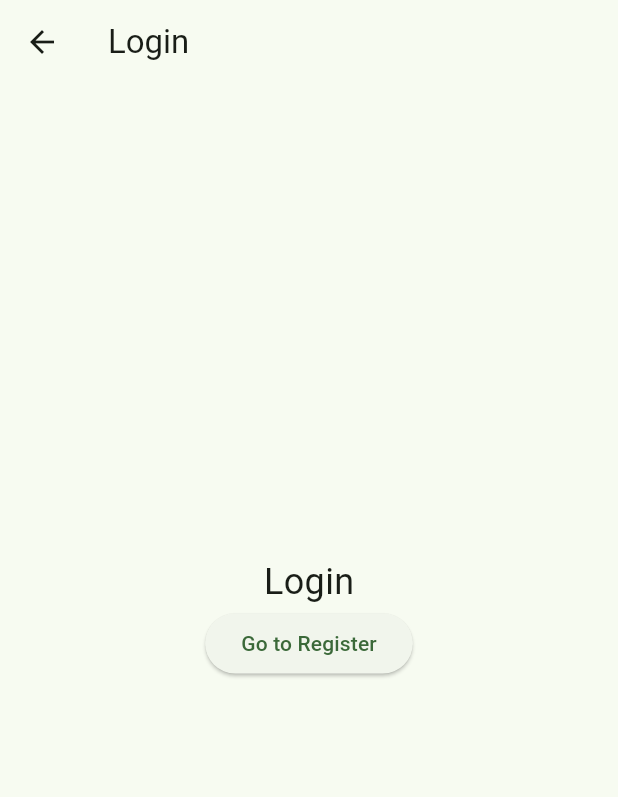
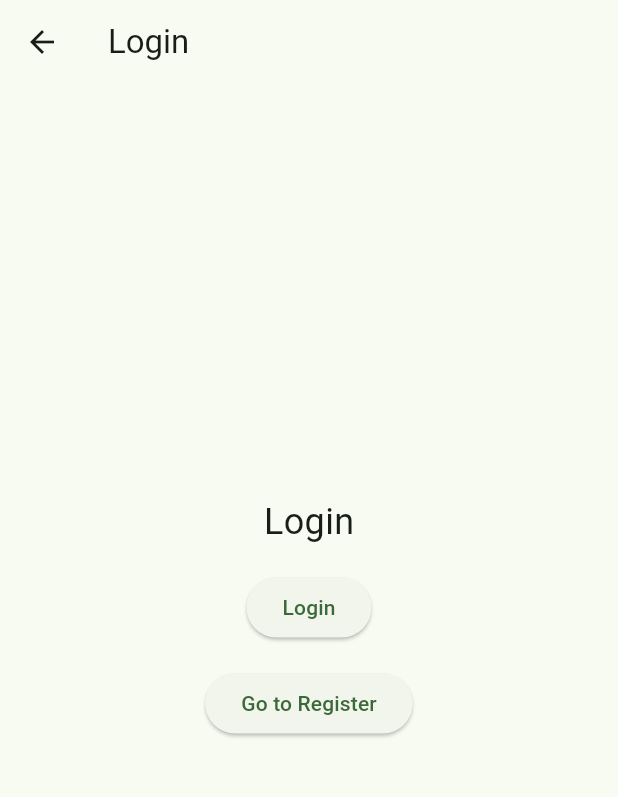
Before and after one commit to rdesoky/kobool_app, a Flutter app: the screen it shows after launch, after a tap on "Go to Login", on a phone screen of 412 x 824 dp, the part 84-881 px from its top. Run offline on Flutter 3.47's test engine with Material 3 defaults, Android fonts, the phone set to English and light mode, and no system bars; our stand-ins replace flutter_hooks, flutter_riverpod.

Commit message:
refactor: update Login widget to use hooks and add login/logout functionality chore: add flutter_hooks dependency

```diff
--- a/lib/pages/login.dart
+++ b/lib/pages/login.dart
@@ -1,18 +1,38 @@
 import 'package:flutter/material.dart';
+import 'package:flutter_hooks/flutter_hooks.dart';
 
-class Login extends StatelessWidget {
+class Login extends HookWidget {
   const Login({super.key});
 
   @override
   Widget build(BuildContext context) {
+    var isLogin = useState(false);
+
     return Scaffold(
       appBar: AppBar(title: const Text('Login'), centerTitle: false),
 
       body: Center(
         child: Column(
+          spacing: 16,
           mainAxisAlignment: MainAxisAlignment.center,
           children: [
             Text("Login", style: TextStyle(fontSize: 24)),
+
+            if (!isLogin.value)
+              ElevatedButton(
+                onPressed: () {
+                  isLogin.value = true;
+                },
+                child: Text("Login"),
+              ),
+            if (isLogin.value)
+              ElevatedButton(
+                onPressed: () {
+                  isLogin.value = false;
+                },
+                child: Text("Logout"),
+              ),
+
             ElevatedButton(
               onPressed: () {
                 Navigator.pushNamed(context, '/register');
--- a/pubspec.yaml
+++ b/pubspec.yaml
@@ -36,6 +36,7 @@ dependencies:
   cupertino_icons: ^1.0.8
   flutter_riverpod: ^3.0.3
   hooks_riverpod: ^3.0.3
+  flutter_hooks: ^0.21.3+1
 
 dev_dependencies:
   flutter_test:
```
Also changed, not shown: pubspec.lock.
